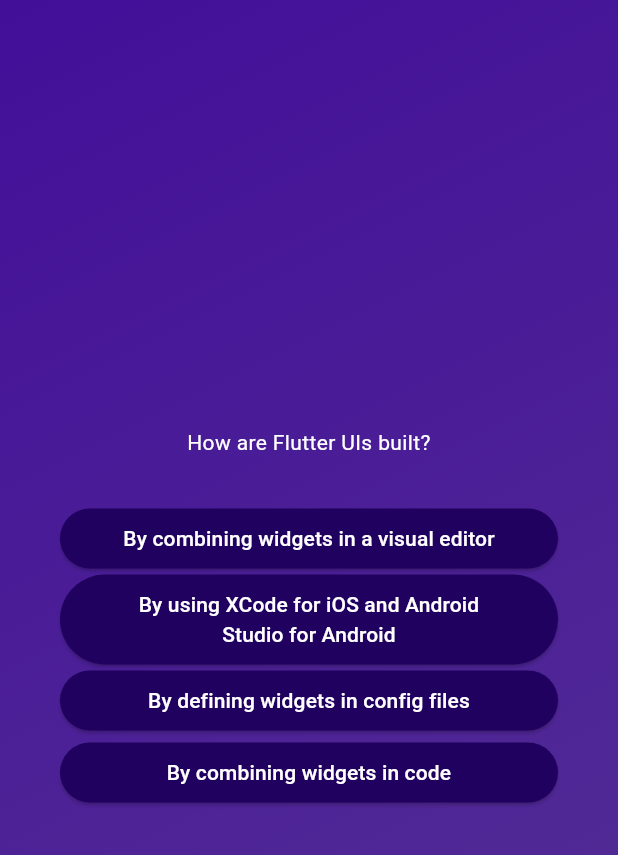
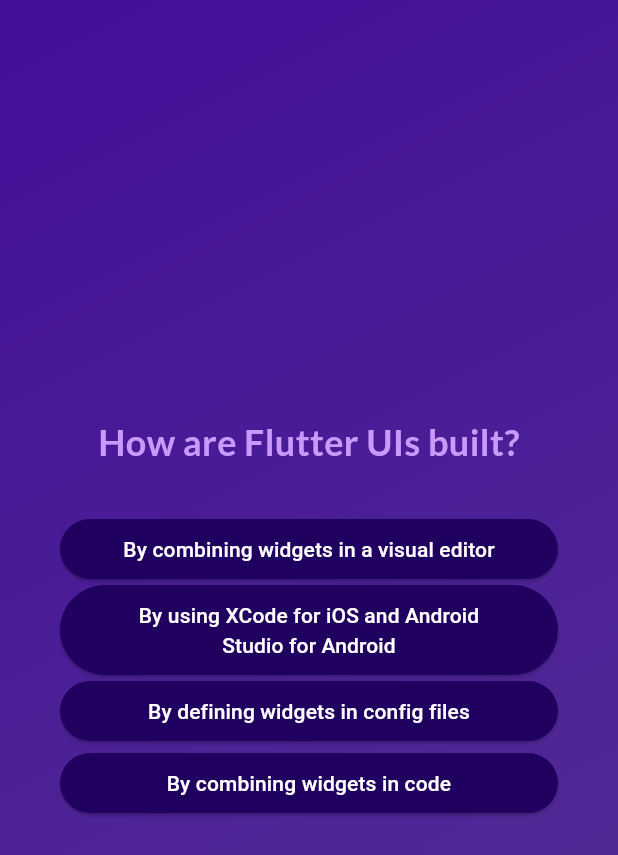
Before and after one commit to sundayknight98/Quiz-App-Sampler, a Flutter app: the screen it shows after launch, after a tap on "Start Quiz", after a tap on "Components", on a phone screen of 412 x 824 dp. Shown: the top 855 px of the screen. Run offline on Flutter 3.47's test engine with Material 3 defaults, Android fonts, the phone set to English and light mode, and no system bars; our stand-ins replace google_fonts.

Commit message:
Add files via upload

```diff
--- a/lib/models/quiz_question.dart
+++ b/lib/models/quiz_question.dart
@@ -4,7 +4,7 @@ class QuizQuestion {
   final String text;
   final List<String> answers;
 
-  List<String> getShuffledAnswers() {
+  List<String> get shuffledAnswers {
     final shuffledList = List.of(answers);
     shuffledList.shuffle();
     return shuffledList;
--- a/lib/questions_screen.dart
+++ b/lib/questions_screen.dart
@@ -1,9 +1,12 @@
 import 'package:flutter/material.dart';
 import 'package:adv_basics/data/questions.dart';
 import 'package:adv_basics/answer_button.dart';
+import 'package:google_fonts/google_fonts.dart';
 
 class QuestionsScreen extends StatefulWidget {
-  const QuestionsScreen({super.key});
+  const QuestionsScreen({super.key, required this.onSelectAnswer});
+
+  final void Function(String answer) onSelectAnswer;
 
   @override
   State<QuestionsScreen> createState() {
@@ -14,7 +17,8 @@ class QuestionsScreen extends StatefulWidget {
 class _QuestionsScreenState extends State<QuestionsScreen> {
   var currentQuestionIndex = 0;
 
-  void answerQuestion() {
+  void answerQuestion(String selectedAnswer) {
+    widget.onSelectAnswer('...');
     // currentQuestionIndex = currentQuestionIndex + 1;
     // currentQuestionIndex += 1;
     setState(() {
@@ -36,12 +40,21 @@ class _QuestionsScreenState extends State<QuestionsScreen> {
           children: [
             Text(
               currentQuestion.text,
-              style: const TextStyle(color: Colors.white),
+              style: GoogleFonts.lato(
+                color: const Color.fromARGB(255, 201, 153, 251),
+                fontSize: 24,
+                fontWeight: FontWeight.bold,
+              ),
               textAlign: TextAlign.center,
             ),
             const SizedBox(height: 30),
-            ...currentQuestion.getShuffledAnswers().map((answer) {
-              return AnswerButton(answerText: answer, onTap: answerQuestion);
+            ...currentQuestion.shuffledAnswers.map((answer) {
+              return AnswerButton(
+                answerText: answer,
+                onTap: () {
+                  answerQuestion(answer);
+                },
+              );
             }),
           ],
         ),
--- a/lib/quiz.dart
+++ b/lib/quiz.dart
@@ -1,6 +1,8 @@
+import 'package:adv_basics/data/questions.dart';
 import 'package:adv_basics/questions_screen.dart';
 import 'package:flutter/material.dart';
 import 'package:adv_basics/start_screen.dart';
+import 'package:adv_basics/results_screen.dart';
 
 class Quiz extends StatefulWidget {
   const Quiz({super.key});
@@ -12,10 +14,28 @@ class Quiz extends StatefulWidget {
 }
 
 class _QuizState extends State<Quiz> {
+  List<String> _selectedAnswers = [];
   var activeScreen = 'start-screen';
 
   void switchScreen() {
     setState(() {
+      activeScreen = 'questions-screen';
+    });
+  }
+
+  void chooseAnswer(String answer) {
+    _selectedAnswers.add(answer);
+
+    if (_selectedAnswers.length == questions.length) {
+      setState(() {
+        activeScreen = 'results-screen';
+      });
+    }
+  }
+
+  void restartQuiz() {
+    setState(() {
+      _selectedAnswers = [];
       activeScreen = 'questions-screen';
     });
   }
@@ -25,7 +45,11 @@ class _QuizState extends State<Quiz> {
     Widget screenWidget = StartScreen(switchScreen);
 
     if (activeScreen == 'questions-screen') {
-      screenWidget = const QuestionsScreen();
+      screenWidget = QuestionsScreen(onSelectAnswer: chooseAnswer);
+    }
+
+    if (activeScreen == 'results-screen') {
+      screenWidget = ResultsScreen(chosenAnswers: _selectedAnswers);
     }
 
     return MaterialApp(
--- a/lib/start_screen.dart
+++ b/lib/start_screen.dart
@@ -1,4 +1,5 @@
 import 'package:flutter/material.dart';
+import 'package:google_fonts/google_fonts.dart';
 
 class StartScreen extends StatelessWidget {
   const StartScreen(this.startQuiz, {super.key});
@@ -23,9 +24,9 @@ class StartScreen extends StatelessWidget {
           //     width: 300),
           // ),
           const SizedBox(height: 80),
-          const Text(
+          Text(
             'Learn Flutter the fun way!',
-            style: TextStyle(
+            style: GoogleFonts.lato(
               color: Color.fromARGB(255, 237, 223, 252),
               fontSize: 24,
             ),
```
Also changed, not shown: lib/questions_summary.dart (added, +35 -0 lines), lib/results_screen.dart (added, +65 -0 lines).
